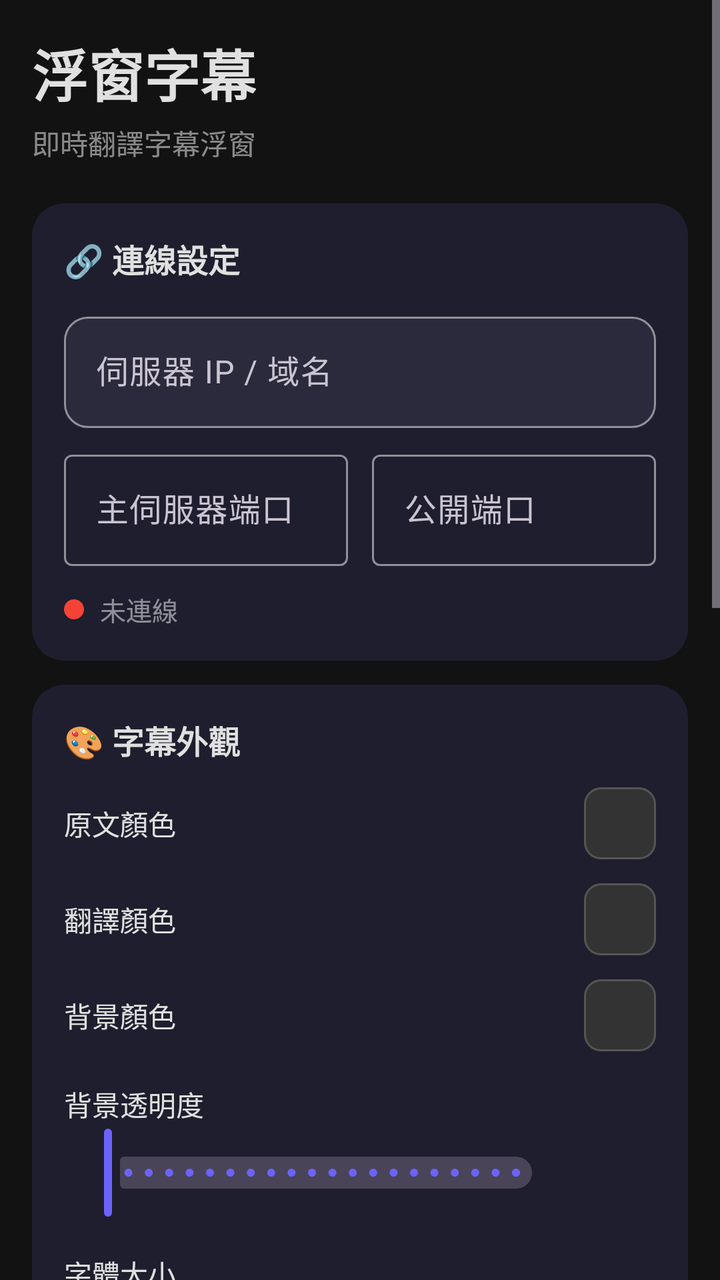
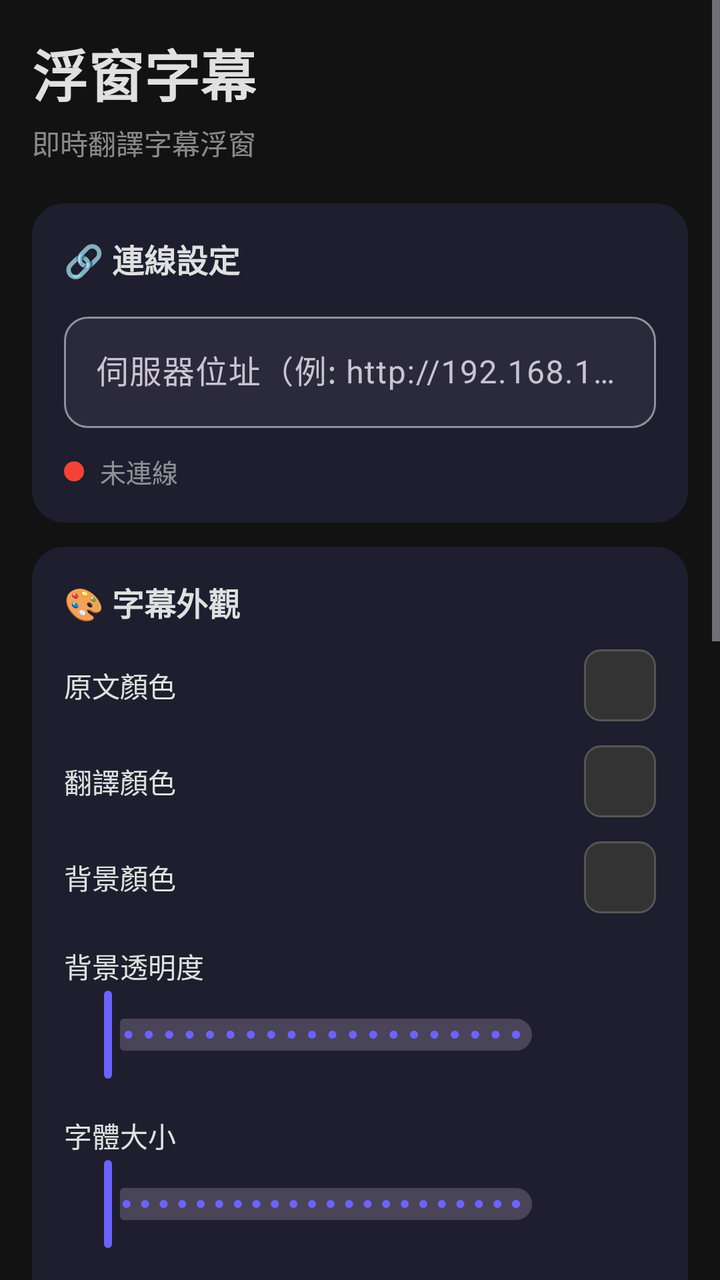

Screens rendered from an Android XML layout before and after an edit, with the pre-edit source and the edit as a unified diff.
<!-- AndroidManifest.xml: activity theme Theme.SubtitleOverlay -->
<!-- res/layout/activity_main.xml -->
<?xml version="1.0" encoding="utf-8"?>
<ScrollView xmlns:android="http://schemas.android.com/apk/res/android"
    xmlns:app="http://schemas.android.com/apk/res-auto"
    android:layout_width="match_parent"
    android:layout_height="match_parent"
    android:background="@color/background"
    android:fillViewport="true">

    <LinearLayout
        android:layout_width="match_parent"
        android:layout_height="wrap_content"
        android:orientation="vertical"
        android:padding="16dp">

        
        <TextView
            android:layout_width="wrap_content"
            android:layout_height="wrap_content"
            android:text="浮窗字幕"
            android:textColor="@color/on_background"
            android:textSize="28sp"
            android:textStyle="bold"
            android:layout_marginBottom="4dp" />

        <TextView
            android:layout_width="wrap_content"
            android:layout_height="wrap_content"
            android:text="即時翻譯字幕浮窗"
            android:textColor="#80FFFFFF"
            android:textSize="14sp"
            android:layout_marginBottom="20dp" />

        
        <com.google.android.material.card.MaterialCardView
            android:layout_width="match_parent"
            android:layout_height="wrap_content"
            android:layout_marginBottom="12dp"
            app:cardBackgroundColor="@color/surface"
            app:cardCornerRadius="16dp"
            app:cardElevation="0dp"
            app:strokeWidth="0dp">

            <LinearLayout
                android:layout_width="match_parent"
                android:layout_height="wrap_content"
                android:orientation="vertical"
                android:padding="16dp">

                <TextView
                    android:layout_width="wrap_content"
                    android:layout_height="wrap_content"
                    android:text="🔗 連線設定"
                    android:textColor="@color/on_surface"
                    android:textSize="16sp"
                    android:textStyle="bold"
                    android:layout_marginBottom="12dp" />

                
                <com.google.android.material.textfield.TextInputLayout
                    android:layout_width="match_parent"
                    android:layout_height="wrap_content"
                    android:layout_marginBottom="8dp"
                    android:hint="伺服器 IP / 域名"
                    app:boxBackgroundColor="@color/surface_variant"
                    app:boxCornerRadiusTopStart="12dp"
                    app:boxCornerRadiusTopEnd="12dp"
                    app:boxCornerRadiusBottomStart="12dp"
                    app:boxCornerRadiusBottomEnd="12dp"
                    style="@style/Widget.Material3.TextInputLayout.OutlinedBox">

                    <com.google.android.material.textfield.TextInputEditText
                        android:id="@+id/edit_server_host"
                        android:layout_width="match_parent"
                        android:layout_height="wrap_content"
                        android:inputType="text"
                        android:textColor="@color/on_surface" />
                </com.google.android.material.textfield.TextInputLayout>

                
                <LinearLayout
                    android:layout_width="match_parent"
                    android:layout_height="wrap_content"
                    android:orientation="horizontal"
                    android:layout_marginBottom="8dp">

                    <com.google.android.material.textfield.TextInputLayout
                        android:layout_width="0dp"
                        android:layout_height="wrap_content"
                        android:layout_weight="1"
                        android:layout_marginEnd="6dp"
                        android:hint="主伺服器端口"
                        style="@style/Widget.Material3.TextInputLayout.OutlinedBox">

                        <com.google.android.material.textfield.TextInputEditText
                            android:id="@+id/edit_main_port"
                            android:layout_width="match_parent"
                            android:layout_height="wrap_content"
                            android:inputType="number"
                            android:textColor="@color/on_surface" />
                    </com.google.android.material.textfield.TextInputLayout>

                    <com.google.android.material.textfield.TextInputLayout
                        android:layout_width="0dp"
                        android:layout_height="wrap_content"
                        android:layout_weight="1"
                        android:layout_marginStart="6dp"
                        android:hint="公開端口"
                        style="@style/Widget.Material3.TextInputLayout.OutlinedBox">

                        <com.google.android.material.textfield.TextInputEditText
                            android:id="@+id/edit_public_port"
                            android:layout_width="match_parent"
                            android:layout_height="wrap_content"
                            android:inputType="number"
                            android:textColor="@color/on_surface" />
                    </com.google.android.material.textfield.TextInputLayout>
                </LinearLayout>

                
                <LinearLayout
                    android:layout_width="match_parent"
                    android:layout_height="wrap_content"
                    android:orientation="horizontal"
                    android:gravity="center_vertical"
                    android:layout_marginTop="4dp">

                    <View
                        android:id="@+id/status_indicator"
                        android:layout_width="10dp"
                        android:layout_height="10dp"
                        android:layout_marginEnd="8dp"
                        android:background="@drawable/circle_indicator" />

                    <TextView
                        android:id="@+id/text_status"
                        android:layout_width="wrap_content"
                        android:layout_height="wrap_content"
                        android:text="未連線"
                        android:textColor="#80FFFFFF"
                        android:textSize="13sp" />
                </LinearLayout>

            </LinearLayout>
        </com.google.android.material.card.MaterialCardView>

        
        <com.google.android.material.card.MaterialCardView
            android:layout_width="match_parent"
            android:layout_height="wrap_content"
            android:layout_marginBottom="12dp"
            app:cardBackgroundColor="@color/surface"
            app:cardCornerRadius="16dp"
            app:cardElevation="0dp"
            app:strokeWidth="0dp">

            <LinearLayout
                android:layout_width="match_parent"
                android:layout_height="wrap_content"
                android:orientation="vertical"
                android:padding="16dp">

                <TextView
                    android:layout_width="wrap_content"
                    android:layout_height="wrap_content"
                    android:text="🎨 字幕外觀"
                    android:textColor="@color/on_surface"
                    android:textSize="16sp"
                    android:textStyle="bold"
                    android:layout_marginBottom="12dp" />

                
                <LinearLayout
                    android:layout_width="match_parent"
                    android:layout_height="wrap_content"
                    android:orientation="horizontal"
                    android:gravity="center_vertical"
                    android:layout_marginBottom="12dp">

                    <TextView
                        android:layout_width="0dp"
                        android:layout_height="wrap_content"
                        android:layout_weight="1"
                        android:text="原文顏色"
                        android:textColor="@color/on_surface"
                        android:textSize="14sp" />

                    <View
                        android:id="@+id/color_original"
                        android:layout_width="36dp"
                        android:layout_height="36dp"
                        android:background="@drawable/color_preview_bg" />
                </LinearLayout>

                
                <LinearLayout
                    android:layout_width="match_parent"
                    android:layout_height="wrap_content"
                    android:orientation="horizontal"
                    android:gravity="center_vertical"
                    android:layout_marginBottom="12dp">

                    <TextView
                        android:layout_width="0dp"
                        android:layout_height="wrap_content"
                        android:layout_weight="1"
                        android:text="翻譯顏色"
                        android:textColor="@color/on_surface"
                        android:textSize="14sp" />

                    <View
                        android:id="@+id/color_translated"
                        android:layout_width="36dp"
                        android:layout_height="36dp"
                        android:background="@drawable/color_preview_bg" />
                </LinearLayout>

                
                <LinearLayout
                    android:layout_width="match_parent"
                    android:layout_height="wrap_content"
                    android:orientation="horizontal"
                    android:gravity="center_vertical"
                    android:layout_marginBottom="16dp">

                    <TextView
                        android:layout_width="0dp"
                        android:layout_height="wrap_content"
                        android:layout_weight="1"
                        android:text="背景顏色"
                        android:textColor="@color/on_surface"
                        android:textSize="14sp" />

                    <View
                        android:id="@+id/color_background"
                        android:layout_width="36dp"
                        android:layout_height="36dp"
                        android:background="@drawable/color_preview_bg" />
                </LinearLayout>

                
                <TextView
                    android:layout_width="wrap_content"
                    android:layout_height="wrap_content"
                    android:text="背景透明度"
                    android:textColor="@color/on_surface"
                    android:textSize="14sp" />

                <LinearLayout
                    android:layout_width="match_parent"
                    android:layout_height="wrap_content"
                    android:orientation="horizontal"
                    android:gravity="center_vertical"
                    android:layout_marginBottom="16dp">

                    <com.google.android.material.slider.Slider
                        android:id="@+id/slider_opacity"
                        android:layout_width="0dp"
                        android:layout_height="wrap_content"
                        android:layout_weight="1"
                        android:valueFrom="0"
                        android:valueTo="100"
                        android:stepSize="5"
                        app:trackColorActive="@color/primary"
                        app:thumbColor="@color/primary" />

                    <TextView
                        android:id="@+id/text_opacity"
                        android:layout_width="48dp"
                        android:layout_height="wrap_content"
                        android:textColor="@color/on_surface"
                        android:textSize="13sp"
                        android:gravity="end" />
                </LinearLayout>

                
                <TextView
                    android:layout_width="wrap_content"
                    android:layout_height="wrap_content"
                    android:text="字體大小"
                    android:textColor="@color/on_surface"
                    android:textSize="14sp" />

                <LinearLayout
                    android:layout_width="match_parent"
                    android:layout_height="wrap_content"
                    android:orientation="horizontal"
                    android:gravity="center_vertical"
                    android:layout_marginBottom="16dp">

                    <com.google.android.material.slider.Slider
                        android:id="@+id/slider_font_size"
                        android:layout_width="0dp"
                        android:layout_height="wrap_content"
                        android:layout_weight="1"
                        android:valueFrom="10"
                        android:valueTo="32"
                        android:stepSize="1"
                        app:trackColorActive="@color/primary"
                        app:thumbColor="@color/primary" />

                    <TextView
                        android:id="@+id/text_font_size"
                        android:layout_width="48dp"
                        android:layout_height="wrap_content"
                        android:textColor="@color/on_surface"
                        android:textSize="13sp"
                        android:gravity="end" />
                </LinearLayout>

                
                <TextView
                    android:layout_width="wrap_content"
                    android:layout_height="wrap_content"
                    android:text="顯示字幕組數"
                    android:textColor="@color/on_surface"
                    android:textSize="14sp" />

                <LinearLayout
                    android:layout_width="match_parent"
                    android:layout_height="wrap_content"
                    android:orientation="horizontal"
                    android:gravity="center_vertical">

                    <com.google.android.material.slider.Slider
                        android:id="@+id/slider_subtitle_count"
                        android:layout_width="0dp"
                        android:layout_height="wrap_content"
                        android:layout_weight="1"
                        android:valueFrom="1"
                        android:valueTo="10"
                        android:stepSize="1"
                        app:trackColorActive="@color/primary"
                        app:thumbColor="@color/primary" />

                    <TextView
                        android:id="@+id/text_subtitle_count"
                        android:layout_width="48dp"
                        android:layout_height="wrap_content"
                        android:textColor="@color/on_surface"
                        android:textSize="13sp"
                        android:gravity="end" />
                </LinearLayout>

            </LinearLayout>
        </com.google.android.material.card.MaterialCardView>

        
        <com.google.android.material.card.MaterialCardView
            android:layout_width="match_parent"
            android:layout_height="wrap_content"
            android:layout_marginBottom="12dp"
            app:cardBackgroundColor="@color/surface"
            app:cardCornerRadius="16dp"
            app:cardElevation="0dp"
            app:strokeWidth="0dp">

            <LinearLayout
                android:layout_width="match_parent"
                android:layout_height="wrap_content"
                android:orientation="vertical"
                android:padding="16dp">

                <TextView
                    android:layout_width="wrap_content"
                    android:layout_height="wrap_content"
                    android:text="👁 預覽"
                    android:textColor="@color/on_surface"
                    android:textSize="16sp"
                    android:textStyle="bold"
                    android:layout_marginBottom="12dp" />

                <LinearLayout
                    android:id="@+id/preview_container"
                    android:layout_width="match_parent"
                    android:layout_height="wrap_content"
                    android:orientation="vertical"
                    android:padding="12dp"
                    android:minHeight="80dp" />

            </LinearLayout>
        </com.google.android.material.card.MaterialCardView>

        
        <com.google.android.material.button.MaterialButton
            android:id="@+id/btn_toggle"
            android:layout_width="match_parent"
            android:layout_height="56dp"
            android:layout_marginTop="4dp"
            android:layout_marginBottom="12dp"
            android:text="啟動浮窗字幕"
            android:textSize="16sp"
            app:cornerRadius="16dp"
            app:backgroundTint="@color/primary" />

        
        <com.google.android.material.card.MaterialCardView
            android:layout_width="match_parent"
            android:layout_height="wrap_content"
            android:layout_marginBottom="16dp"
            app:cardBackgroundColor="@color/surface"
            app:cardCornerRadius="16dp"
            app:cardElevation="0dp"
            app:strokeWidth="0dp">

            <LinearLayout
                android:layout_width="match_parent"
                android:layout_height="wrap_content"
                android:orientation="vertical"
                android:padding="16dp">

                <LinearLayout
                    android:layout_width="match_parent"
                    android:layout_height="wrap_content"
                    android:orientation="horizontal"
                    android:gravity="center_vertical"
                    android:layout_marginBottom="8dp">

                    <TextView
                        android:layout_width="0dp"
                        android:layout_height="wrap_content"
                        android:layout_weight="1"
                        android:text="📋 偵錯日誌"
                        android:textColor="@color/on_surface"
                        android:textSize="16sp"
                        android:textStyle="bold" />

                    <com.google.android.material.button.MaterialButton
                        android:id="@+id/btn_clear_log"
                        android:layout_width="wrap_content"
                        android:layout_height="36dp"
                        android:text="清除"
                        android:textSize="12sp"
                        style="@style/Widget.Material3.Button.TonalButton"
                        app:cornerRadius="8dp" />
                </LinearLayout>

                <ScrollView
                    android:id="@+id/scroll_log"
                    android:layout_width="match_parent"
                    android:layout_height="200dp"
                    android:background="#0DFFFFFF"
                    android:padding="8dp">

                    <TextView
                        android:id="@+id/text_log"
                        android:layout_width="match_parent"
                        android:layout_height="wrap_content"
                        android:textColor="#AAFFFFFF"
                        android:textSize="11sp"
                        android:fontFamily="monospace"
                        android:text="等待服務啟動…" />
                </ScrollView>

            </LinearLayout>
        </com.google.android.material.card.MaterialCardView>

    </LinearLayout>
</ScrollView>
<!-- resources referenced by this layout -->
<resources>
  <color name="background">#FF121212</color>
  <color name="on_background">#FFE0E0E0</color>
  <color name="on_surface">#FFE0E0E0</color>
  <color name="primary">#FF6C63FF</color>
  <color name="surface">#FF1E1E2E</color>
  <color name="surface_variant">#FF2A2A3C</color>
  <!-- drawable circle_indicator (drawable) -->
  <?xml version="1.0" encoding="utf-8"?>
  <shape xmlns:android="http://schemas.android.com/apk/res/android"
      android:shape="oval">
      <solid android:color="@color/status_disconnected" />
      <size android:width="10dp" android:height="10dp" />
  </shape>
  <!-- drawable color_preview_bg (drawable) -->
  <?xml version="1.0" encoding="utf-8"?>
  <shape xmlns:android="http://schemas.android.com/apk/res/android"
      android:shape="rectangle">
      <solid android:color="#333333" />
      <corners android:radius="8dp" />
      <stroke android:width="1dp" android:color="#555555" />
  </shape>
  <style name="Theme.SubtitleOverlay" parent="Theme.Material3.Dark.NoActionBar">
          <item name="colorPrimary">@color/primary</item>
          <item name="colorPrimaryVariant">@color/primary_variant</item>
          <item name="colorSecondary">@color/secondary</item>
          <item name="android:colorBackground">@color/background</item>
          <item name="colorSurface">@color/surface</item>
          <item name="colorOnPrimary">@color/on_primary</item>
          <item name="colorOnBackground">@color/on_background</item>
          <item name="colorOnSurface">@color/on_surface</item>
          <item name="android:statusBarColor">@color/background</item>
          <item name="android:navigationBarColor">@color/background</item>
          
          <item name="materialAlertDialogTheme">@style/DarkAlertDialog</item>
      </style>
  <color name="status_disconnected">#FFF44336</color>
  <color name="primary_variant">#FF5A52D5</color>
  <color name="secondary">#FF03DAC5</color>
  <color name="on_primary">#FFFFFFFF</color>
  <style name="DarkAlertDialog" parent="ThemeOverlay.Material3.MaterialAlertDialog">
          <item name="colorSurface">#1E1E2E</item>
          <item name="colorOnSurface">#E0E0E0</item>
          <item name="colorOnSurfaceVariant">#B0B0B0</item>
          <item name="colorPrimary">@color/primary</item>
          
          <item name="alertDialogStyle">@style/DarkAlertDialogStyle</item>
      </style>
  <style name="DarkAlertDialogStyle" parent="MaterialAlertDialog.Material3">
          <item name="android:background">#1E1E2E</item>
      </style>
</resources>

<!-- the commit's change to res/layout/activity_main.xml (unified diff, before → after) -->
@@ -60,7 +60,7 @@
                     android:layout_width="match_parent"
                     android:layout_height="wrap_content"
                     android:layout_marginBottom="8dp"
-                    android:hint="伺服器 IP / 域名"
+                    android:hint="伺服器位址（例: http://192.168.1.100:8765）"
                     app:boxBackgroundColor="@color/surface_variant"
                     app:boxCornerRadiusTopStart="12dp"
                     app:boxCornerRadiusTopEnd="12dp"
@@ -69,52 +69,12 @@
                     style="@style/Widget.Material3.TextInputLayout.OutlinedBox">
 
                     <com.google.android.material.textfield.TextInputEditText
-                        android:id="@+id/edit_server_host"
+                        android:id="@+id/edit_server_url"
                         android:layout_width="match_parent"
                         android:layout_height="wrap_content"
-                        android:inputType="text"
+                        android:inputType="textUri"
                         android:textColor="@color/on_surface" />
                 </com.google.android.material.textfield.TextInputLayout>
-
-                
-                <LinearLayout
-                    android:layout_width="match_parent"
-                    android:layout_height="wrap_content"
-                    android:orientation="horizontal"
-                    android:layout_marginBottom="8dp">
-
-                    <com.google.android.material.textfield.TextInputLayout
-                        android:layout_width="0dp"
-                        android:layout_height="wrap_content"
-                        android:layout_weight="1"
-                        android:layout_marginEnd="6dp"
-                        android:hint="主伺服器端口"
-                        style="@style/Widget.Material3.TextInputLayout.OutlinedBox">
-
-                        <com.google.android.material.textfield.TextInputEditText
-                            android:id="@+id/edit_main_port"
-                            android:layout_width="match_parent"
-                            android:layout_height="wrap_content"
-                            android:inputType="number"
-                            android:textColor="@color/on_surface" />
-                    </com.google.android.material.textfield.TextInputLayout>
-
-                    <com.google.android.material.textfield.TextInputLayout
-                        android:layout_width="0dp"
-                        android:layout_height="wrap_content"
-                        android:layout_weight="1"
-                        android:layout_marginStart="6dp"
-                        android:hint="公開端口"
-                        style="@style/Widget.Material3.TextInputLayout.OutlinedBox">
-
-                        <com.google.android.material.textfield.TextInputEditText
-                            android:id="@+id/edit_public_port"
-                            android:layout_width="match_parent"
-                            android:layout_height="wrap_content"
-                            android:inputType="number"
-                            android:textColor="@color/on_surface" />
-                    </com.google.android.material.textfield.TextInputLayout>
-                </LinearLayout>
 
                 
                 <LinearLayout
